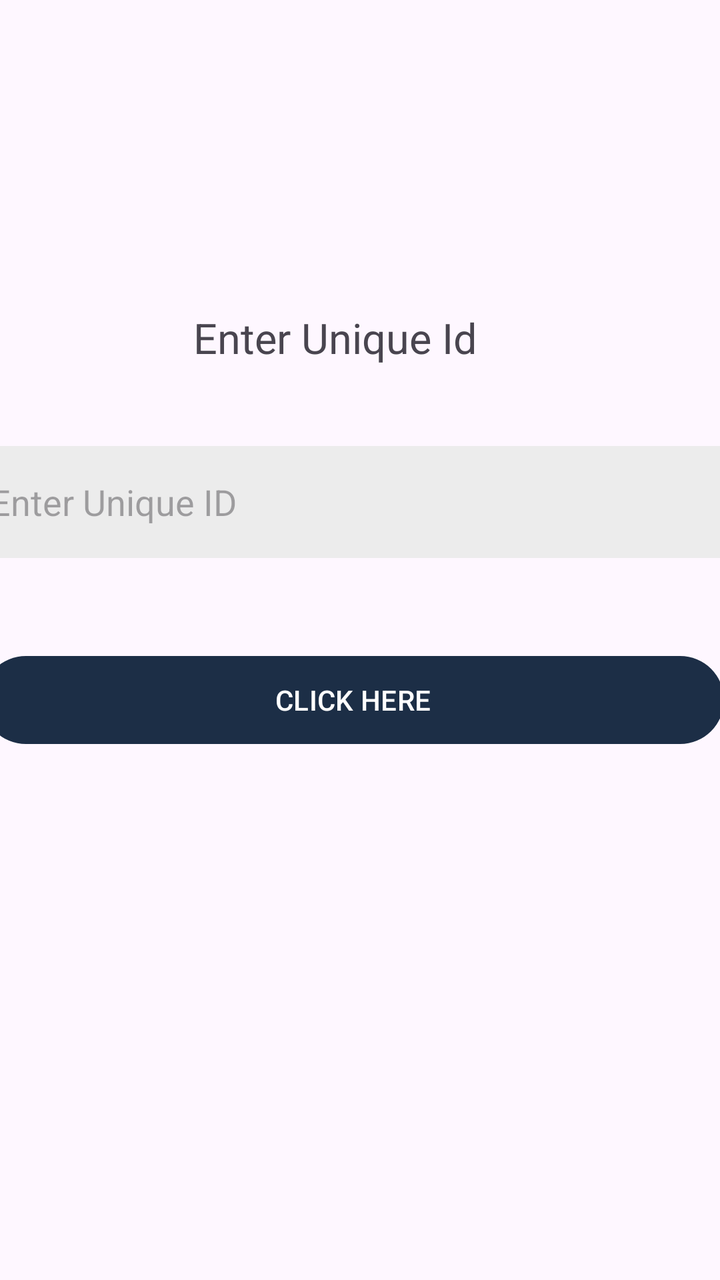
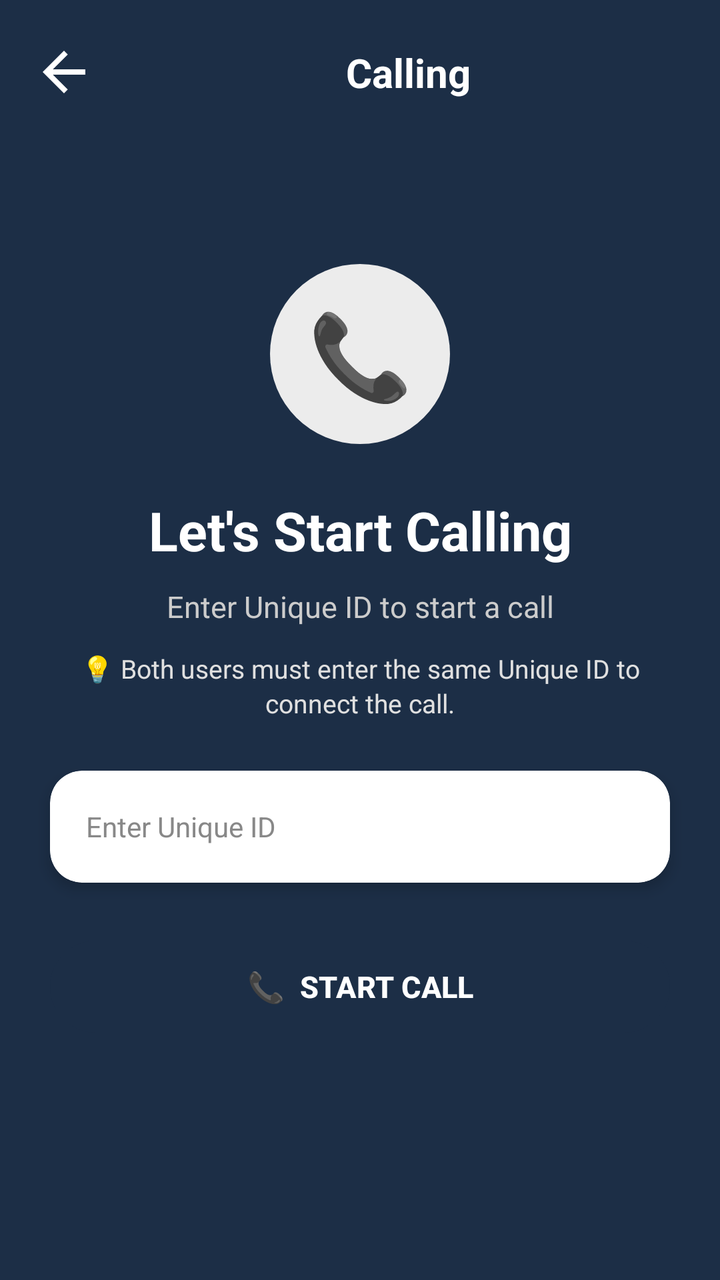

An Android layout rendered at two revisions. The XML below is the earlier revision; the diff shows what the commit changed to produce the second picture.
<!-- AndroidManifest.xml: application theme Theme.Prime -->
<!-- res/layout/activity_calling.xml -->
<?xml version="1.0" encoding="utf-8"?>
<androidx.constraintlayout.widget.ConstraintLayout xmlns:android="http://schemas.android.com/apk/res/android"
    xmlns:app="http://schemas.android.com/apk/res-auto"
    xmlns:tools="http://schemas.android.com/tools"
    android:layout_width="match_parent"
    android:layout_height="match_parent"
    tools:context=".activities.callingAct">

    <TextView
        android:id="@+id/textView5"
        style=""
        android:layout_width="wrap_content"
        android:layout_height="wrap_content"
        android:layout_marginStart="165dp"
        android:layout_marginTop="190dp"
        android:layout_marginEnd="188dp"
        android:layout_marginBottom="522dp"
        android:text="Let's Start Calling"
        android:textSize="30dp"
        android:textStyle="italic"
        app:layout_constraintBottom_toBottomOf="parent"
        app:layout_constraintEnd_toEndOf="parent"
        app:layout_constraintHorizontal_bias="0.437"
        app:layout_constraintStart_toStartOf="parent"
        app:layout_constraintTop_toTopOf="parent"
        app:layout_constraintVertical_bias="0.571" />

    <TextView
        android:id="@+id/textView6"
        android:layout_width="wrap_content"
        android:layout_height="wrap_content"
        android:layout_marginStart="164dp"
        android:layout_marginTop="30dp"
        android:layout_marginEnd="189dp"
        android:layout_marginBottom="464dp"
        android:text="Enter Unique Id"
        android:textSize="21dp"
        app:layout_constraintBottom_toBottomOf="parent"
        app:layout_constraintEnd_toEndOf="parent"
        app:layout_constraintStart_toStartOf="parent"
        app:layout_constraintTop_toBottomOf="@+id/textView5" />


    <EditText
        android:id="@+id/getUserId"
        android:layout_width="371dp"
        android:layout_height="56dp"
        android:layout_marginTop="40dp"
        android:background="@color/input_background"
        android:hint="Enter Unique ID"
        android:imeOptions="actionNext"
        android:importantForAutofill="no"
        android:inputType="textEmailAddress"
        android:paddingStart="@dimen/_16sdp"
        android:paddingEnd="@dimen/_16sdp"
        android:textColor="@color/primary_text"

        android:textSize="@dimen/_13ssp"
        app:layout_constraintEnd_toEndOf="parent"
        app:layout_constraintStart_toStartOf="parent"
        app:layout_constraintTop_toBottomOf="@+id/textView6" />

    <Button
        android:id="@+id/button2"
        android:layout_width="371dp"
        android:layout_height="52dp"
        android:layout_marginStart="16dp"
        android:layout_marginTop="46dp"
        android:layout_marginEnd="24dp"
        android:layout_marginBottom="265dp"
        android:text="CLICK HERE"
        app:layout_constraintBottom_toBottomOf="parent"
        app:layout_constraintEnd_toEndOf="parent"
        app:layout_constraintStart_toStartOf="parent"
        app:layout_constraintTop_toBottomOf="@+id/getUserId" />


</androidx.constraintlayout.widget.ConstraintLayout>
<!-- resources referenced by this layout -->
<resources>
  <color name="input_background">#ECECEC</color>
  <color name="primary_text">#212121</color>
  <style name="Theme.Prime" parent="Base.Theme.Prime" />
  <style name="Base.Theme.Prime" parent="Theme.Material3.DayNight.NoActionBar">
          
           <item name="colorPrimary">@color/primary</item>
      </style>
  <color name="primary">#1C2E46</color>
</resources>

<!-- the commit's change to res/layout/activity_calling.xml (unified diff, before → after) -->
@@ -1,78 +1,249 @@
 <?xml version="1.0" encoding="utf-8"?>
-<androidx.constraintlayout.widget.ConstraintLayout xmlns:android="http://schemas.android.com/apk/res/android"
+<androidx.constraintlayout.widget.ConstraintLayout
+    xmlns:android="http://schemas.android.com/apk/res/android"
     xmlns:app="http://schemas.android.com/apk/res-auto"
     xmlns:tools="http://schemas.android.com/tools"
+
     android:layout_width="match_parent"
     android:layout_height="match_parent"
+
+    android:background="@color/primary"
+
     tools:context=".activities.callingAct">
 
+
+    
+    
+    
+
+    <ImageView
+        android:id="@+id/backFromCalling"
+
+        android:layout_width="32dp"
+        android:layout_height="32dp"
+
+        android:layout_marginStart="16dp"
+        android:layout_marginTop="20dp"
+
+        android:src="@drawable/baseline_arrow_back"
+
+        android:contentDescription="Back"
+
+        app:layout_constraintStart_toStartOf="parent"
+        app:layout_constraintTop_toTopOf="parent" />
+
+
+    
+    
+    
+
+    <TextView
+        android:id="@+id/callingTitle"
+
+        android:layout_width="0dp"
+        android:layout_height="wrap_content"
+
+        android:layout_marginStart="16dp"
+        android:layout_marginEnd="16dp"
+
+        android:text="Calling"
+
+        android:textColor="@color/white"
+        android:textSize="20sp"
+        android:textStyle="bold"
+
+        android:gravity="center"
+
+        app:layout_constraintStart_toEndOf="@id/backFromCalling"
+        app:layout_constraintEnd_toEndOf="parent"
+        app:layout_constraintTop_toTopOf="@id/backFromCalling"
+        app:layout_constraintBottom_toBottomOf="@id/backFromCalling" />
+
+
+    
+    
+    
+
+    <TextView
+        android:id="@+id/callIcon"
+
+        android:layout_width="90dp"
+        android:layout_height="90dp"
+
+        android:layout_marginTop="80dp"
+
+        android:background="@drawable/background_image"
+
+        android:gravity="center"
+
+        android:text="📞"
+        android:textSize="42sp"
+
+        app:layout_constraintTop_toBottomOf="@id/backFromCalling"
+        app:layout_constraintStart_toStartOf="parent"
+        app:layout_constraintEnd_toEndOf="parent" />
+
+
+    
+    
+    
+
     <TextView
         android:id="@+id/textView5"
-        style=""
+
         android:layout_width="wrap_content"
         android:layout_height="wrap_content"
-        android:layout_marginStart="165dp"
-        android:layout_marginTop="190dp"
-        android:layout_marginEnd="188dp"
-        android:layout_marginBottom="522dp"
+
+        android:layout_marginTop="25dp"
+
         android:text="Let's Start Calling"
-        android:textSize="30dp"
-        android:textStyle="italic"
-        app:layout_constraintBottom_toBottomOf="parent"
-        app:layout_constraintEnd_toEndOf="parent"
-        app:layout_constraintHorizontal_bias="0.437"
-        app:layout_constraintStart_toStartOf="parent"
-        app:layout_constraintTop_toTopOf="parent"
-        app:layout_constraintVertical_bias="0.571" />
+
+        android:textColor="@color/white"
+
+        android:textSize="27sp"
+
+        android:textStyle="bold"
+
+        android:gravity="center"
+
+        app:layout_constraintTop_toBottomOf="@id/callIcon"
+        app:layout_constraintStart_toStartOf="parent"
+        app:layout_constraintEnd_toEndOf="parent" />
+
+
+    
+    
+    
 
     <TextView
         android:id="@+id/textView6"
+
         android:layout_width="wrap_content"
         android:layout_height="wrap_content"
-        android:layout_marginStart="164dp"
-        android:layout_marginTop="30dp"
-        android:layout_marginEnd="189dp"
-        android:layout_marginBottom="464dp"
-        android:text="Enter Unique Id"
-        android:textSize="21dp"
-        app:layout_constraintBottom_toBottomOf="parent"
-        app:layout_constraintEnd_toEndOf="parent"
-        app:layout_constraintStart_toStartOf="parent"
-        app:layout_constraintTop_toBottomOf="@+id/textView5" />
-
-
-    <EditText
-        android:id="@+id/getUserId"
-        android:layout_width="371dp"
+
+        android:layout_marginTop="10dp"
+
+        android:text="Enter Unique ID to start a call"
+
+        android:textColor="#CCCCCC"
+
+        android:textSize="15sp"
+
+        app:layout_constraintTop_toBottomOf="@id/textView5"
+        app:layout_constraintStart_toStartOf="parent"
+        app:layout_constraintEnd_toEndOf="parent" />
+
+
+    
+    
+    
+
+    <TextView
+        android:id="@+id/callInstruction"
+
+        android:layout_width="0dp"
+        android:layout_height="wrap_content"
+
+        android:layout_marginStart="30dp"
+        android:layout_marginTop="12dp"
+        android:layout_marginEnd="30dp"
+
+        android:text="💡 Both users must enter the same Unique ID to connect the call."
+
+        android:textColor="#E0E0E0"
+
+        android:textSize="13sp"
+
+        android:gravity="center"
+
+        android:lineSpacingExtra="2dp"
+
+        app:layout_constraintTop_toBottomOf="@id/textView6"
+        app:layout_constraintStart_toStartOf="parent"
+        app:layout_constraintEnd_toEndOf="parent" />
+
+
+    
+    
+    
+
+    <androidx.cardview.widget.CardView
+
+        android:id="@+id/userIdCard"
+
+        android:layout_width="0dp"
         android:layout_height="56dp"
-        android:layout_marginTop="40dp"
-        android:background="@color/input_background"
-        android:hint="Enter Unique ID"
-        android:imeOptions="actionNext"
-        android:importantForAutofill="no"
-        android:inputType="textEmailAddress"
-        android:paddingStart="@dimen/_16sdp"
-        android:paddingEnd="@dimen/_16sdp"
-        android:textColor="@color/primary_text"
-
-        android:textSize="@dimen/_13ssp"
-        app:layout_constraintEnd_toEndOf="parent"
-        app:layout_constraintStart_toStartOf="parent"
-        app:layout_constraintTop_toBottomOf="@+id/textView6" />
+
+        android:layout_marginStart="25dp"
+        android:layout_marginTop="25dp"
+        android:layout_marginEnd="25dp"
+
+        app:cardCornerRadius="16dp"
+        app:cardElevation="4dp"
+
+        app:layout_constraintTop_toBottomOf="@id/callInstruction"
+        app:layout_constraintStart_toStartOf="parent"
+        app:layout_constraintEnd_toEndOf="parent">
+
+
+        <EditText
+            android:id="@+id/getUserId"
+
+            android:layout_width="match_parent"
+            android:layout_height="match_parent"
+
+            android:background="@null"
+
+            android:hint="Enter Unique ID"
+
+            android:paddingStart="18dp"
+            android:paddingEnd="18dp"
+
+            android:singleLine="true"
+
+            android:imeOptions="actionDone"
+
+            android:importantForAutofill="no"
+
+            android:inputType="text"
+
+            android:textColor="@color/primary_text"
+
+            android:textColorHint="#888888"
+
+            android:textSize="14sp" />
+
+    </androidx.cardview.widget.CardView>
+
+
+    
+    
+    
 
     <Button
         android:id="@+id/button2"
-        android:layout_width="371dp"
-        android:layout_height="52dp"
-        android:layout_marginStart="16dp"
-        android:layout_marginTop="46dp"
-        android:layout_marginEnd="24dp"
-        android:layout_marginBottom="265dp"
-        android:text="CLICK HERE"
-        app:layout_constraintBottom_toBottomOf="parent"
-        app:layout_constraintEnd_toEndOf="parent"
-        app:layout_constraintStart_toStartOf="parent"
-        app:layout_constraintTop_toBottomOf="@+id/getUserId" />
+
+        android:layout_width="0dp"
+        android:layout_height="54dp"
+
+        android:layout_marginStart="25dp"
+        android:layout_marginTop="25dp"
+        android:layout_marginEnd="25dp"
+
+        android:text="📞  START CALL"
+
+        android:textSize="15sp"
+        android:textStyle="bold"
+
+        android:textColor="@color/white"
+
+        android:backgroundTint="@color/primary"
+
+        app:cornerRadius="27dp"
+
+        app:layout_constraintTop_toBottomOf="@id/userIdCard"
+        app:layout_constraintStart_toStartOf="parent"
+        app:layout_constraintEnd_toEndOf="parent" />
 
 
 </androidx.constraintlayout.widget.ConstraintLayout>
<!-- resource entries referenced after the edit -->
@@ -2,6 +2,20 @@
 <resources>
   <color name="input_background">#ECECEC</color>
   <color name="primary_text">#212121</color>
+  <color name="white">#FFFFFFFF</color>
+  <!-- drawable background_image (drawable) -->
+  <?xml version="1.0" encoding="utf-8"?>
+  <shape xmlns:android="http://schemas.android.com/apk/res/android"
+      android:shape="oval">
+      <solid android:color="@color/input_background"> </solid>
+  
+  </shape>
+  <!-- drawable baseline_arrow_back (drawable) -->
+  <vector android:autoMirrored="true" android:height="24dp"
+      android:tint="#FFFFFF" android:viewportHeight="24"
+      android:viewportWidth="24" android:width="24dp" xmlns:android="http://schemas.android.com/apk/res/android">
+      <path android:fillColor="@android:color/white" android:pathData="M20,11H7.83l5.59,-5.59L12,4l-8,8 8,8 1.41,-1.41L7.83,13H20v-2z"/>
+  </vector>
   <style name="Theme.Prime" parent="Base.Theme.Prime" />
   <style name="Base.Theme.Prime" parent="Theme.Material3.DayNight.NoActionBar">
           
